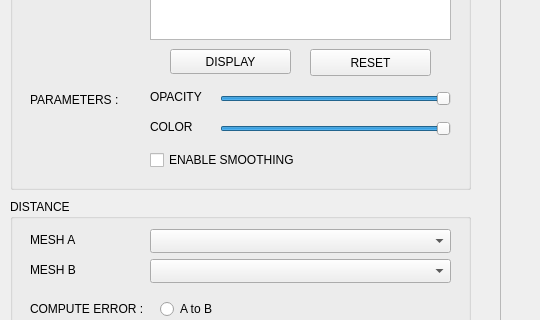
Qt form distanceGui.ui (juliettepera/distance) before a commit; both pictures show x 0 to 540 and y 281 to 601 of the 1217 by 845 pixel window.
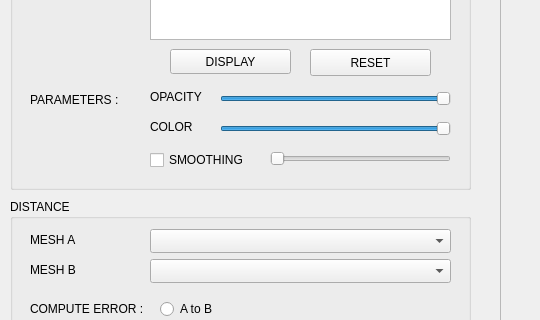
The same form after that commit.

Commit message: ENH: smoothing works and start testing

Diff of the .ui file:
```diff
--- a/distanceGui.ui
+++ b/distanceGui.ui
@@ -147,12 +147,12 @@
       <rect>
        <x>140</x>
        <y>410</y>
-       <width>171</width>
+       <width>111</width>
        <height>22</height>
       </rect>
      </property>
      <property name="text">
-      <string>ENABLE SMOOTHING</string>
+      <string>SMOOTHING</string>
      </property>
     </widget>
     <widget class="QSlider" name="horizontalSliderColor">
@@ -200,6 +200,34 @@
       </rect>
      </property>
     </widget>
+    <widget class="QSlider" name="horizontalSliderSmoothing">
+     <property name="geometry">
+      <rect>
+       <x>260</x>
+       <y>410</y>
+       <width>181</width>
+       <height>20</height>
+      </rect>
+     </property>
+     <property name="minimum">
+      <number>100</number>
+     </property>
+     <property name="maximum">
+      <number>1000</number>
+     </property>
+     <property name="singleStep">
+      <number>50</number>
+     </property>
+     <property name="sliderPosition">
+      <number>100</number>
+     </property>
+     <property name="tracking">
+      <bool>true</bool>
+     </property>
+     <property name="orientation">
+      <enum>Qt::Horizontal</enum>
+     </property>
+    </widget>
    </widget>
    <widget class="QGroupBox" name="groupBoxDistance">
     <property name="geometry">
```
The commit also changes 19 other files.
